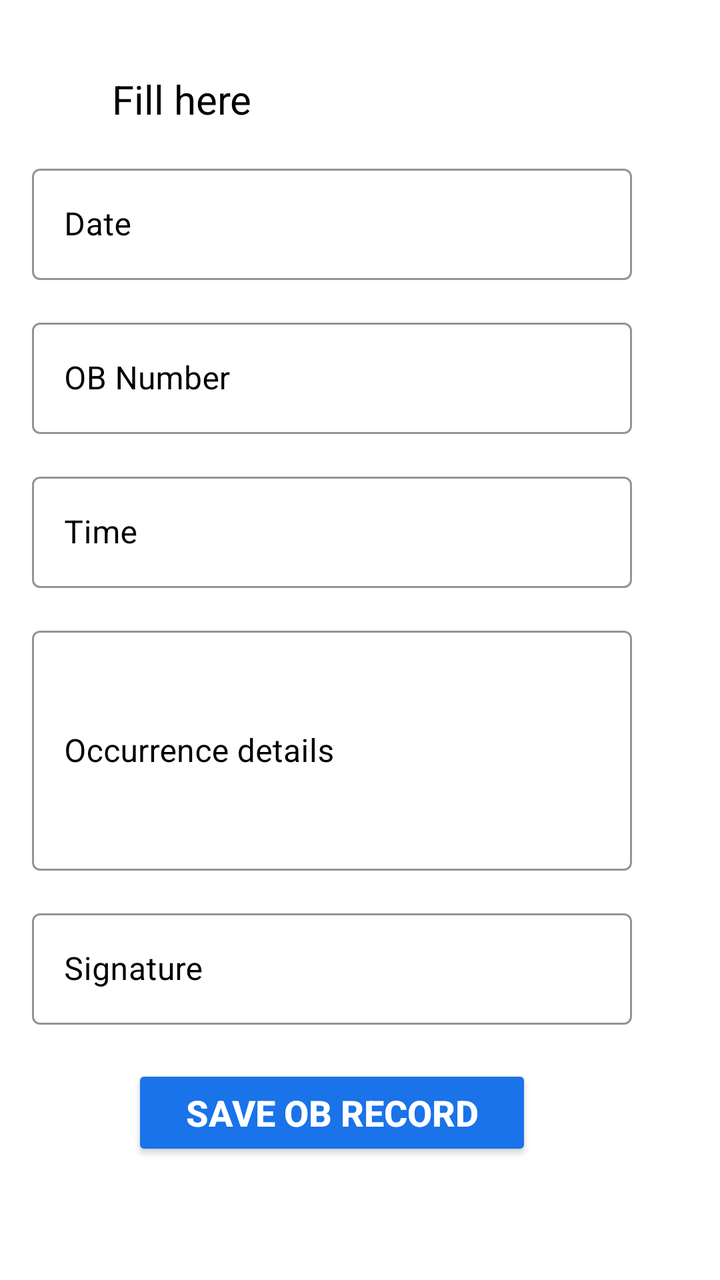
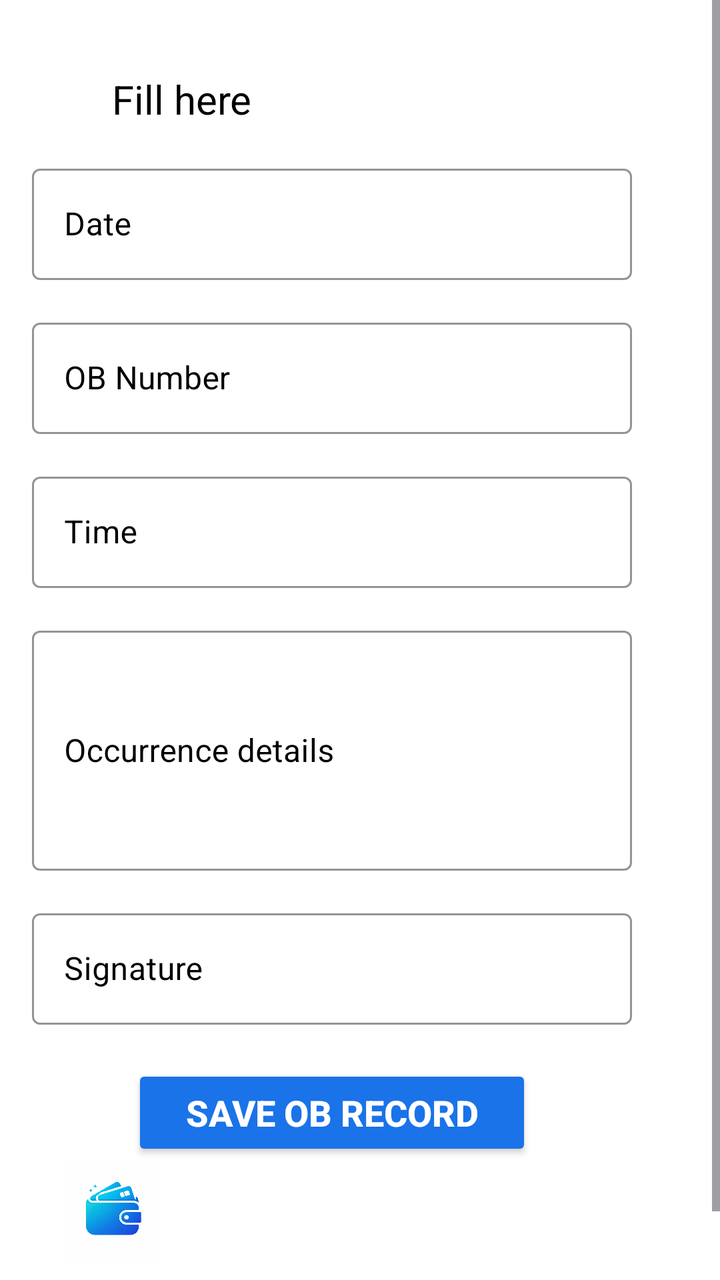

The first picture is an Android layout as it rendered before a commit; the second is the same layout after the commit. The layout source and the unified diff follow.
<!-- AndroidManifest.xml: application theme Theme.App -->
<!-- res/layout/activity_home.xml -->
<ScrollView xmlns:android="http://schemas.android.com/apk/res/android"
    xmlns:app="http://schemas.android.com/apk/res-auto"
    android:layout_width="match_parent"
    android:layout_height="match_parent"
    android:background="#FFFFFF">

    <LinearLayout
        android:id="@+id/main"
        android:layout_width="match_parent"
        android:layout_height="wrap_content"
        android:orientation="vertical"
        android:layout_marginEnd="10dp"
        android:padding="16dp">

        <TextView
            android:layout_width="match_parent"
            android:layout_height="match_parent"
            android:textAlignment="center"
            android:textColor="@color/black"
            android:layout_marginStart="40dp"
            android:textSize="20sp"
            android:layout_marginTop="20dp"
            android:text="Fill here "/>

        
        <com.google.android.material.textfield.TextInputLayout
            android:layout_width="300dp"
            android:layout_height="wrap_content"
            android:textColorHint="@color/black"
            android:hint="Date"
            android:layout_marginTop="16dp"
            style="@style/Widget.MaterialComponents.TextInputLayout.OutlinedBox"
            app:boxStrokeColor="@android:color/black"
            app:hintTextColor="@android:color/black">

            <com.google.android.material.textfield.TextInputEditText
                android:id="@+id/date"
                android:layout_width="match_parent"
                android:layout_height="wrap_content"
                android:textColor="@android:color/black"
                android:inputType="textPassword"/>
        </com.google.android.material.textfield.TextInputLayout>


        
        <com.google.android.material.textfield.TextInputLayout
            android:layout_width="300dp"
            android:layout_height="wrap_content"
            android:textColorHint="@color/black"
            android:hint="OB Number"
            android:layout_marginTop="16dp"
            style="@style/Widget.MaterialComponents.TextInputLayout.OutlinedBox"
            app:boxStrokeColor="@android:color/black"
            app:hintTextColor="@android:color/black">

            <com.google.android.material.textfield.TextInputEditText
                android:id="@+id/obNumber"
                android:layout_width="match_parent"
                android:layout_height="wrap_content"
                android:textColor="@android:color/black"
                android:inputType="number|phone"/>
        </com.google.android.material.textfield.TextInputLayout>


        
        <com.google.android.material.textfield.TextInputLayout
            android:layout_width="300dp"
            android:layout_height="wrap_content"
            android:textColorHint="@color/black"
            android:hint="Time"
            android:layout_marginTop="16dp"
            style="@style/Widget.MaterialComponents.TextInputLayout.OutlinedBox"
            app:boxStrokeColor="@android:color/black"
            app:hintTextColor="@android:color/black">

            <com.google.android.material.textfield.TextInputEditText
                android:id="@+id/time"
                android:layout_width="match_parent"
                android:layout_height="wrap_content"
                android:textColor="@android:color/black"
                android:inputType="time"/>
        </com.google.android.material.textfield.TextInputLayout>

        
        <com.google.android.material.textfield.TextInputLayout
            android:layout_width="300dp"
            android:layout_height="match_parent"
            android:textColorHint="@color/black"
            android:hint="Occurrence details"
            android:layout_marginTop="16dp"
            style="@style/Widget.MaterialComponents.TextInputLayout.OutlinedBox"
            app:boxStrokeColor="@android:color/black"
            app:hintTextColor="@android:color/black">

            <com.google.android.material.textfield.TextInputEditText
                android:id="@+id/occurrence"
                android:layout_width="match_parent"
                android:layout_height="120dp"
                android:textColor="@android:color/black"
                android:inputType="textMultiLine"/>
        </com.google.android.material.textfield.TextInputLayout>


        
        <com.google.android.material.textfield.TextInputLayout
            android:layout_width="300dp"
            android:layout_height="match_parent"
            android:textColorHint="@color/black"
            android:hint="Signature"
            android:layout_marginTop="16dp"
            style="@style/Widget.MaterialComponents.TextInputLayout.OutlinedBox"
            app:boxStrokeColor="@android:color/black"
            app:hintTextColor="@android:color/black">

            <com.google.android.material.textfield.TextInputEditText
                android:id="@+id/sign"
                android:layout_width="match_parent"
                android:layout_height="match_parent"
                android:textColor="@android:color/black"
                android:inputType="number"/>
        </com.google.android.material.textfield.TextInputLayout>

        
        <Button
            android:id="@+id/saveBtn"
            android:layout_width="200dp"
            android:layout_height="wrap_content"
            android:layout_marginTop="20dp"
            android:layout_marginStart="50dp"
            android:text="Save OB Record"
            android:textSize="18sp"
            android:textStyle="bold"
            android:backgroundTint="#1A73E8"
            android:textColor="#FFFFFF"/>

    </LinearLayout>
</ScrollView>
<!-- resources referenced by this layout -->
<resources>
  <color name="black">#FF000000</color>
  <style name="Theme.App" parent="Base.Theme.App" />
  <style name="Base.Theme.App" parent="Theme.Material3.DayNight.NoActionBar">
          <item name="colorPrimary">#1A73E8</item>
  
  
      </style>
</resources>

<!-- the commit's change to res/layout/activity_home.xml (unified diff, before → after) -->
@@ -133,5 +133,25 @@
             android:backgroundTint="#1A73E8"
             android:textColor="#FFFFFF"/>
 
+
+        <ImageView
+            android:id="@+id/view"
+            android:layout_width="80dp"
+            android:layout_height="50dp"
+            android:layout_marginBottom="10dp"
+            android:src="@drawable/view"/>
+        <TextView
+            android:layout_width="70dp"
+            android:layout_height="20dp"
+            android:text="View"
+            android:layout_marginStart="30dp"
+            android:textSize="14sp"
+            android:textColor="@color/black"
+            android:textStyle="bold"
+            />
+
+
+
+
     </LinearLayout>
 </ScrollView>
<!-- resource entries referenced after the edit -->
@@ -1,6 +1,7 @@
 <!-- resources referenced by this layout -->
 <resources>
   <color name="black">#FF000000</color>
+  <!-- drawable view: png bitmap (drawable, 258879 bytes) -->
   <style name="Theme.App" parent="Base.Theme.App" />
   <style name="Base.Theme.App" parent="Theme.Material3.DayNight.NoActionBar">
           <item name="colorPrimary">#1A73E8</item>
